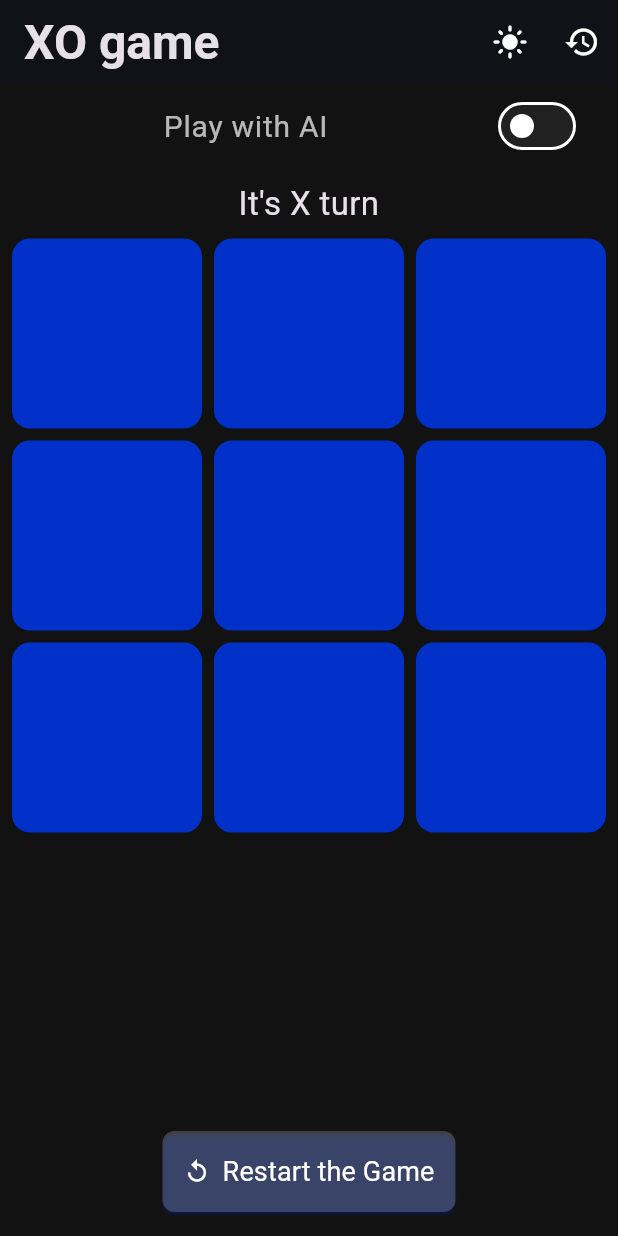
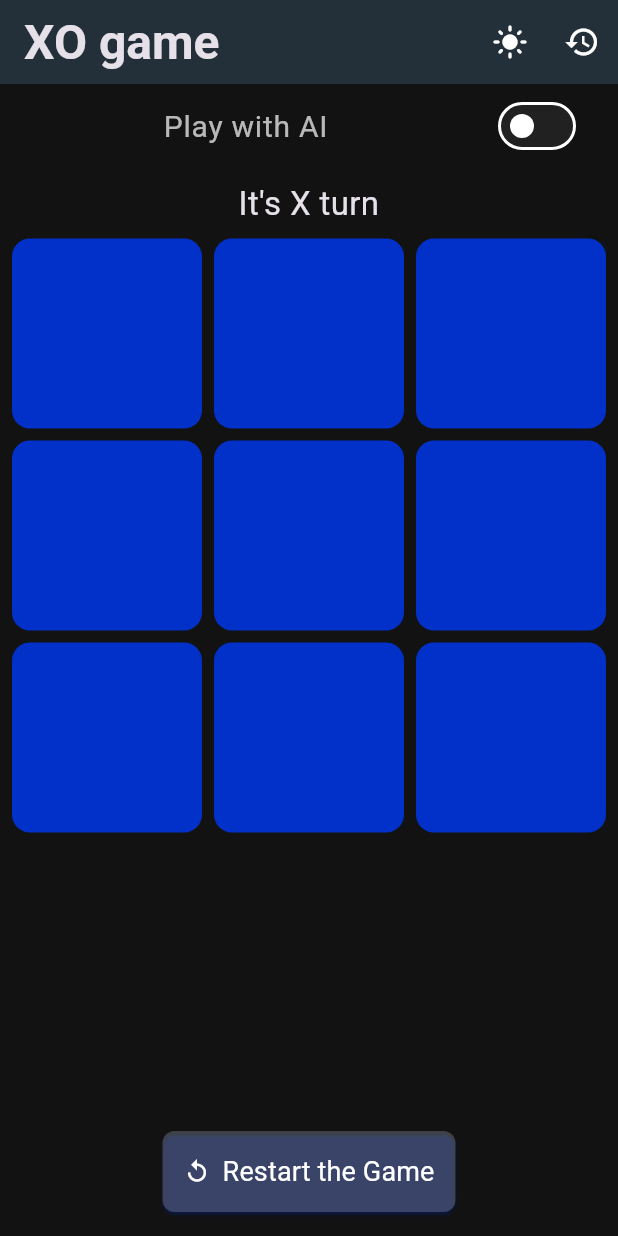
Before and after one commit to andrew-emil/X-O-game, a Flutter app: the screen it shows after launch, after a tap on the "dark mode" icon, on a phone screen of 412 x 824 dp. Run offline on Flutter 3.47's test engine with Material 3 defaults, Android fonts, the phone set to English and light mode, and no system bars; our stand-ins replace flutter_riverpod, shared_preferences.

Commit message:
fixed some bugs

```diff
--- a/lib/constants/app_theme.dart
+++ b/lib/constants/app_theme.dart
@@ -35,7 +35,7 @@ class AppTheme {
   // Dark Theme
   static final ThemeData darkTheme = ThemeData.dark().copyWith(
     appBarTheme: AppBarTheme(
-      backgroundColor: const Color(0xFF121212), // Dark background
+      backgroundColor: Colors.blueGrey[900], // Dark background
       foregroundColor: Colors.white,
       elevation: 2,
       titleTextStyle: TextStyle(
@@ -55,7 +55,7 @@ class AppTheme {
       onPrimary: Colors.white,
       onSurface: Colors.white70,
     ),
-    scaffoldBackgroundColor: const Color(0xFF121212), // Dark background
+    scaffoldBackgroundColor:const Color(0xFF121212),
     cardTheme: CardTheme(
       color: const Color(0xFF1E1E1E), // Slightly lighter than background
       shadowColor: const Color(0xFF001456).withValues(alpha: .2),
--- a/lib/main.dart
+++ b/lib/main.dart
@@ -1,5 +1,4 @@
 import 'package:flutter/material.dart';
-import 'package:flutter/services.dart';
 import 'package:flutter_riverpod/flutter_riverpod.dart';
 
 import 'constants/app_theme.dart';
@@ -9,8 +8,6 @@ import 'screen/home_screen.dart';
 
 void main() async {
   WidgetsFlutterBinding.ensureInitialized();
-
-  await SystemChrome.setPreferredOrientations([DeviceOrientation.portraitUp]);
 
   runApp(
     const ProviderScope(
@@ -27,7 +24,7 @@ class MyApp extends ConsumerWidget {
   Widget build(BuildContext context, WidgetRef ref) {
     final themeState = ref.watch(themeProvider);
     return MaterialApp(
-      title: 'XO game',
+      title: 'XO Champ',
       debugShowCheckedModeBanner: false,
       theme: themeState == ThemeEnum.light
           ? AppTheme.lightTheme
--- a/lib/providers/game/game_state.dart
+++ b/lib/providers/game/game_state.dart
@@ -38,6 +38,7 @@ class GameState {
       activePlayer: activePlayer ?? this.activePlayer,
       turns: turns ?? this.turns,
       gameOver: gameOver ?? this.gameOver,
+
     );
   }
 
--- a/lib/screen/home_screen.dart
+++ b/lib/screen/home_screen.dart
@@ -58,8 +58,71 @@ class HomeScreen extends ConsumerWidget {
         ],
       ),
       body: SafeArea(
+        child: Center(
+          child: MediaQuery.of(context).size.width > 600
+              ? Row(
+                  children: [
+                    ..._largeScreenLayout(
+                        context, isSwitchOn, gameOver, ref, activePlayer),
+                  ],
+                )
+              : Column(
+                  children: [
+                    ..._smallScreenLayout(
+                        context, isSwitchOn, gameOver, ref, activePlayer),
+                  ],
+                ),
+        ),
+      ),
+    );
+  }
+
+  List<Widget> _smallScreenLayout(BuildContext context, bool isSwitchOn,
+          bool gameOver, WidgetRef ref, String activePlayer) =>
+      [
+        SwitchListTile.adaptive(
+          title: Text(
+            'Play with AI',
+            textAlign: TextAlign.center,
+            style: TextStyle(
+              fontSize: 20,
+              fontFamily: AppConstants.fontFamily,
+            ),
+          ),
+          activeColor: Theme.of(context).colorScheme.onSurface,
+          hoverColor: null,
+          value: isSwitchOn,
+          onChanged: gameOver
+              ? null
+              : (newVal) {
+                  ref.watch(isSwitchedOnProvider.notifier).toggleSwitch();
+                },
+        ),
+        const SizedBox(height: 8),
+        Text(
+          gameOver ? '' : 'It\'s $activePlayer turn',
+          textAlign: TextAlign.center,
+          style: TextStyle(
+            fontSize: 22,
+            fontFamily: AppConstants.fontFamily,
+          ),
+        ),
+        Expanded(
+          child: AspectRatio(
+            aspectRatio: 1.0, // 1:1 aspect ratio (square)
+            child: GridBlock(),
+          ),
+        ),
+        const SizedBox(height: 8),
+        LastBlock(),
+        const SizedBox(height: 16),
+      ];
+
+  List<Widget> _largeScreenLayout(BuildContext context, bool isSwitchOn,
+          bool gameOver, WidgetRef ref, String activePlayer) =>
+      [
+        Expanded(
           child: Column(
-          mainAxisAlignment: MainAxisAlignment.center,
             children: [
               SwitchListTile.adaptive(
                 title: Text(
@@ -79,9 +142,14 @@ class HomeScreen extends ConsumerWidget {
                         ref.watch(isSwitchedOnProvider.notifier).toggleSwitch();
                       },
               ),
-            const SizedBox(
-              height: 8,
+              const SizedBox(height: 8),
+              LastBlock(),
+            ],
           ),
+        ),
+        Expanded(
+          child: Column(
+            children: [
               Text(
                 gameOver ? '' : 'It\'s $activePlayer turn',
                 textAlign: TextAlign.center,
@@ -90,14 +158,14 @@ class HomeScreen extends ConsumerWidget {
                   fontFamily: AppConstants.fontFamily,
                 ),
               ),
-            GridBlock(),
-            LastBlock(),
-            const SizedBox(
-              height: 16,
+              Expanded(
+                child: AspectRatio(
+                  aspectRatio: 1.0,
+                  child: GridBlock(),
+                ),
               ),
             ],
           ),
         ),
-    );
+      ];
 }
-}
--- a/lib/utils/minmax_algorithm.dart
+++ b/lib/utils/minmax_algorithm.dart
@@ -4,6 +4,12 @@ class MinmaxAlgorithm {
   final List<String> originBoard;
 
   MinmaxAlgorithm({required this.originBoard});
+
+  bool checkWin(List<String> board, List<int> combination, String player) {
+    return board[combination[0]] == player &&
+        board[combination[1]] == player &&
+        board[combination[2]] == player;
+  }
 
   List<int> emptySpots(List<String> board) {
     List<int> availableSpots = [];
--- a/lib/widgets/grid_block.dart
+++ b/lib/widgets/grid_block.dart
@@ -25,8 +25,9 @@ class GridBlock extends ConsumerWidget {
     // Listen to game state changes
     ref.listen<GameState>(gameProvider, (previous, next) {
       if (_shouldTriggerAI(next, previous, switchNotifier)) {
+        final Duration duration = Duration(milliseconds: 100);
         // If it's AI's turn, make a move
-        Future.delayed(Duration.zero, () {
+        Future.delayed(duration, () {
           int aiIndex = gameRef.getBestMove();
           gameRef.playGame(aiIndex, next.activePlayer);
           _updateGameState(next, gameRef, historyNotifier, aiIndex);
@@ -34,8 +35,7 @@ class GridBlock extends ConsumerWidget {
       }
     });
 
-    return Expanded(
-      child: GridView.count(
+    return GridView.count(
       crossAxisCount: 3,
       mainAxisSpacing: 8,
       crossAxisSpacing: 8.0,
@@ -43,7 +43,8 @@ class GridBlock extends ConsumerWidget {
       padding: const EdgeInsets.all(8),
       children: List.generate(
         9,
-          (index) => GestureDetector(
+        (index) => LayoutBuilder(
+          builder: (context, constraints) => GestureDetector(
             onTap: game.gameOver
                 ? null
                 : () => _handleClick(
@@ -64,7 +65,7 @@ class GridBlock extends ConsumerWidget {
                           ? 'O'
                           : '',
                   style: TextStyle(
-                    fontSize: 52,
+                    fontSize: constraints.maxWidth * 0.5,
                     fontFamily: AppConstants.fontFamily,
                     fontWeight: FontWeight.bold,
                     color: game.playerX.contains(index)
--- a/lib/widgets/last_block.dart
+++ b/lib/widgets/last_block.dart
@@ -4,10 +4,6 @@ import 'package:flutter_riverpod/flutter_riverpod.dart';
 import '../providers/game/game_provider.dart';
 import '../constants/app_constants.dart';
 
-final winnerTextProvider = Provider<String>((ref) {
-  final winner = ref.read(gameProvider.notifier).checkWinner();
-  return winner != '' ? 'Player $winner is The Winner' : '';
-});
 
 final drawTextProvider = Provider<String>((ref) {
   final game = ref.watch(gameProvider);
@@ -19,7 +15,7 @@ class LastBlock extends ConsumerWidget {
 
   @override
   Widget build(BuildContext context, WidgetRef ref) {
-    final winnerText = ref.watch(winnerTextProvider);
+    final String winner = ref.watch(gameProvider.notifier).checkWinner();
     final drawText = ref.watch(drawTextProvider);
     final theme = Theme.of(context);
 
@@ -27,14 +23,14 @@ class LastBlock extends ConsumerWidget {
       mainAxisAlignment: MainAxisAlignment.center,
       children: [
         Text(
-          winnerText.isNotEmpty ? winnerText : drawText,
+          winner.isNotEmpty ? 'Player $winner is The Winner' : drawText,
           style: TextStyle(
             fontFamily: AppConstants.fontFamily,
             fontSize: 24,
           ),
           textAlign: TextAlign.center,
         ),
-        const SizedBox(height: 5),
+        const SizedBox(height: 8),
         ElevatedButton.icon(
           onPressed: () => ref.read(gameProvider.notifier).restartGame(),
           icon: Icon(
--- a/pubspec.yaml
+++ b/pubspec.yaml
@@ -2,7 +2,7 @@ name: x_o_game
 description: "A new Flutter project."
 publish_to: "none"
 
-version: 1.0.0+1
+version: 1.0.1+2  # Increment both versionName and versionCode
 
 environment:
   sdk: ^3.6.0
```
Also changed, not shown: lib/providers/game/game_provider.dart (+59 -12 lines), lib/screen/game_screen.dart (+75 -19 lines), lib/widgets/game_preview.dart (+3 -6 lines), 2 other files. Lines whose indentation alone changed are shown as unchanged.
